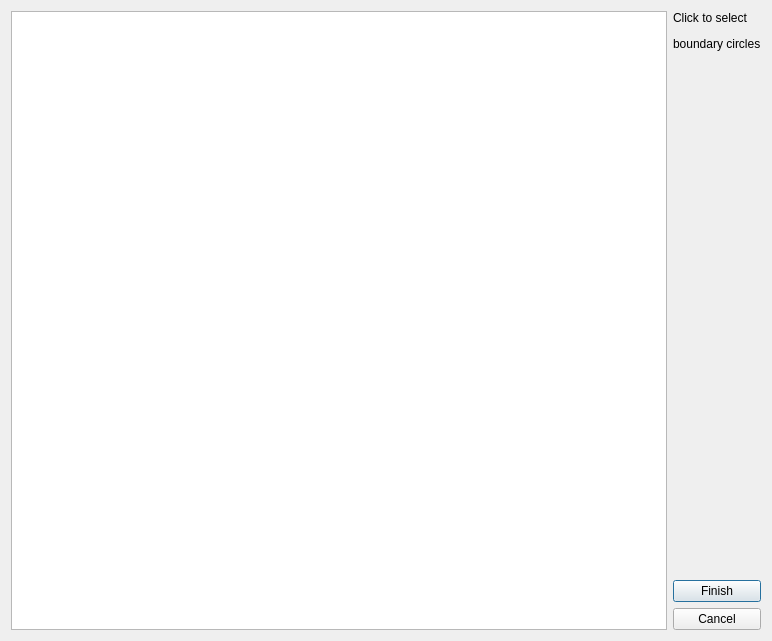
This is ShapeSelector.ui in Nomadluap/circles as Qt 5 draws it before an edit. The edited form follows.
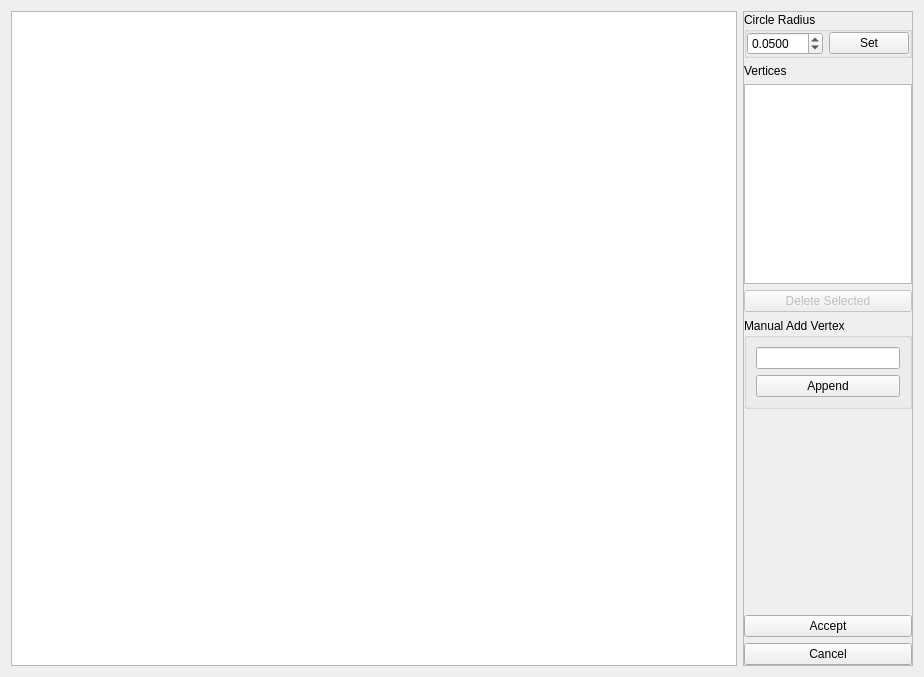
This is the edited form.

Commit message: Added selectionView ui widget

Diff of the .ui file:
```diff
--- a/ShapeSelector.ui
+++ b/ShapeSelector.ui
@@ -1,13 +1,13 @@
 <?xml version="1.0" encoding="UTF-8"?>
 <ui version="4.0">
  <class>ShapeSelector</class>
- <widget class="QDialog" name="ShapeSelector">
+ <widget class="QWidget" name="ShapeSelector">
   <property name="geometry">
    <rect>
     <x>0</x>
     <y>0</y>
-    <width>772</width>
-    <height>641</height>
+    <width>924</width>
+    <height>677</height>
    </rect>
   </property>
   <property name="windowTitle">
@@ -15,27 +15,146 @@
   </property>
   <layout class="QHBoxLayout" name="horizontalLayout">
    <item>
-    <widget class="QGraphicsView" name="graphicsView"/>
+    <widget class="QGraphicsView" name="view">
+     <property name="cursor" stdset="0">
+      <cursorShape>CrossCursor</cursorShape>
+     </property>
+     <property name="sceneRect">
+      <rectf>
+       <x>0.000000000000000</x>
+       <y>0.000000000000000</y>
+       <width>0.000000000000000</width>
+       <height>0.000000000000000</height>
+      </rectf>
+     </property>
+    </widget>
    </item>
    <item>
-    <layout class="QVBoxLayout" name="verticalLayout">
-     <item>
-      <widget class="QLabel" name="label">
+    <widget class="QFrame" name="frame">
        <property name="sizePolicy">
         <sizepolicy hsizetype="Preferred" vsizetype="Preferred">
          <horstretch>0</horstretch>
          <verstretch>0</verstretch>
         </sizepolicy>
        </property>
+     <property name="minimumSize">
+      <size>
+       <width>170</width>
+       <height>0</height>
+      </size>
+     </property>
+     <property name="maximumSize">
+      <size>
+       <width>170</width>
+       <height>16777215</height>
+      </size>
+     </property>
+     <property name="frameShape">
+      <enum>QFrame::StyledPanel</enum>
+     </property>
+     <property name="frameShadow">
+      <enum>QFrame::Raised</enum>
+     </property>
+     <layout class="QVBoxLayout" name="verticalLayout_2">
+      <property name="leftMargin">
+       <number>0</number>
+      </property>
+      <property name="topMargin">
+       <number>0</number>
+      </property>
+      <property name="rightMargin">
+       <number>0</number>
+      </property>
+      <property name="bottomMargin">
+       <number>0</number>
+      </property>
+      <item>
+       <widget class="QGroupBox" name="groupBox_2">
+        <property name="title">
+         <string>Circle Radius</string>
+        </property>
+        <layout class="QHBoxLayout" name="horizontalLayout_2">
+         <property name="leftMargin">
+          <number>0</number>
+         </property>
+         <property name="topMargin">
+          <number>0</number>
+         </property>
+         <property name="rightMargin">
+          <number>0</number>
+         </property>
+         <property name="bottomMargin">
+          <number>0</number>
+         </property>
+         <item>
+          <widget class="QDoubleSpinBox" name="spinCircleRadius">
+           <property name="decimals">
+            <number>4</number>
+           </property>
+           <property name="maximum">
+            <double>1.000000000000000</double>
+           </property>
+           <property name="singleStep">
+            <double>0.010000000000000</double>
+           </property>
+           <property name="value">
+            <double>0.050000000000000</double>
+           </property>
+          </widget>
+         </item>
+         <item>
+          <widget class="QPushButton" name="btnRadiusSet">
        <property name="text">
-        <string>&lt;html&gt;&lt;head/&gt;&lt;body&gt;&lt;p&gt;Click to select &lt;/p&gt;&lt;p&gt;boundary circles&lt;/p&gt;&lt;/body&gt;&lt;/html&gt;</string>
-       </property>
-       <property name="textFormat">
-        <enum>Qt::RichText</enum>
-       </property>
-       <property name="wordWrap">
-        <bool>true</bool>
-       </property>
+            <string>Set</string>
+           </property>
+          </widget>
+         </item>
+        </layout>
+       </widget>
+      </item>
+      <item>
+       <widget class="QLabel" name="label_2">
+        <property name="text">
+         <string>Vertices</string>
+        </property>
+       </widget>
+      </item>
+      <item>
+       <widget class="QListWidget" name="lstVertices"/>
+      </item>
+      <item>
+       <widget class="QPushButton" name="btnDelete">
+        <property name="enabled">
+         <bool>false</bool>
+        </property>
+        <property name="text">
+         <string>Delete Selected</string>
+        </property>
+       </widget>
+      </item>
+      <item>
+       <widget class="QGroupBox" name="groupBox">
+        <property name="sizePolicy">
+         <sizepolicy hsizetype="Expanding" vsizetype="Preferred">
+          <horstretch>0</horstretch>
+          <verstretch>0</verstretch>
+         </sizepolicy>
+        </property>
+        <property name="title">
+         <string>Manual Add Vertex</string>
+        </property>
+        <layout class="QVBoxLayout" name="verticalLayout">
+         <item>
+          <widget class="QLineEdit" name="txtVertex"/>
+         </item>
+         <item>
+          <widget class="QPushButton" name="btnAppend">
+           <property name="text">
+            <string>Append</string>
+           </property>
+          </widget>
+         </item>
+        </layout>
       </widget>
      </item>
      <item>
@@ -52,9 +171,9 @@
       </spacer>
      </item>
      <item>
-      <widget class="QPushButton" name="btnFinish">
+       <widget class="QPushButton" name="btnAccept">
        <property name="text">
-        <string>Finish</string>
+         <string>Accept</string>
        </property>
       </widget>
      </item>
@@ -66,6 +185,7 @@
       </widget>
      </item>
     </layout>
+    </widget>
    </item>
   </layout>
  </widget>
```
Left out of the diff: 11 changed lines with no effect on the pictures. Lines whose indentation alone changed are shown as unchanged. The commit also changes 7 other files.
